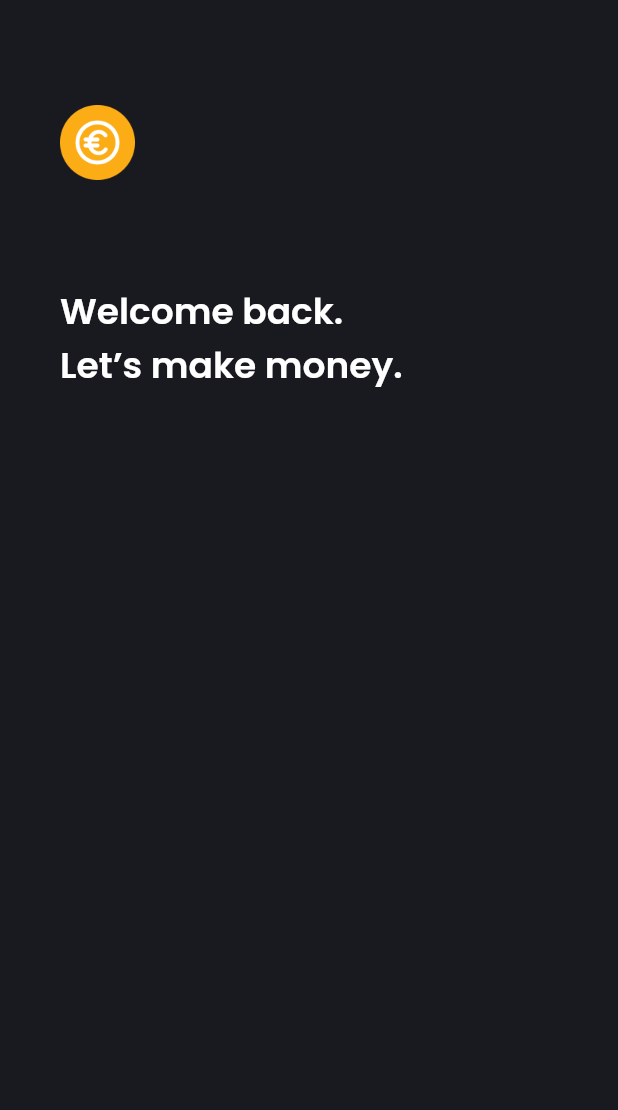
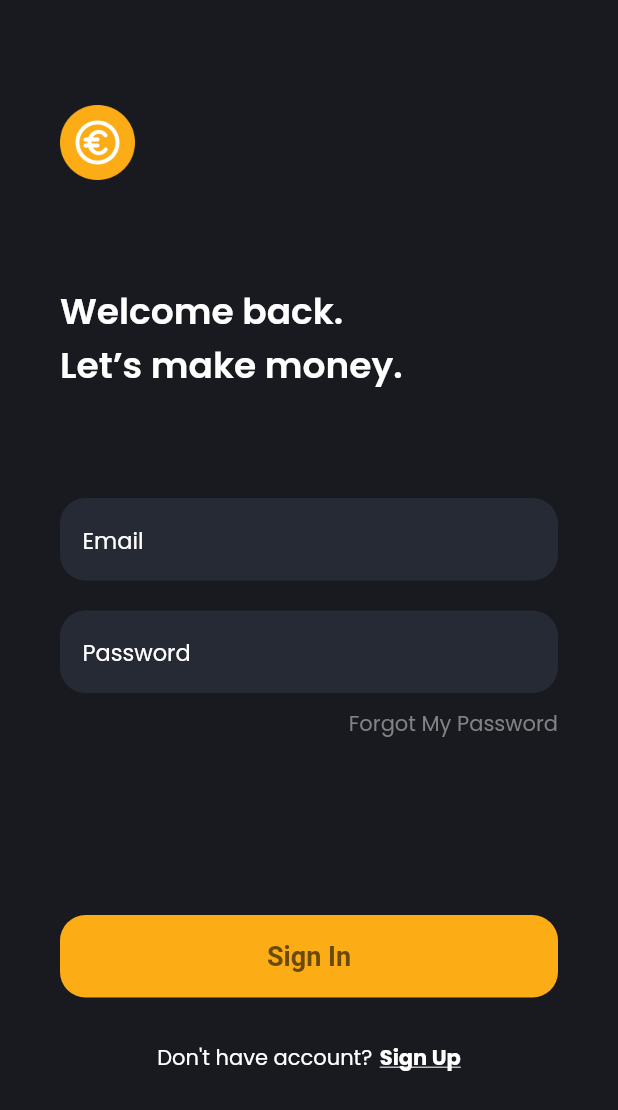
Before and after one commit to Revaldo11/SevenDay-Flutter-UI, a Flutter app: the screen it shows after launch, on a phone screen of 412 x 824 dp. Shown: the top 1110 px of the screen. Run offline on Flutter 3.47's test engine with Material 2 defaults, Android fonts, the phone set to English and light mode, and no system bars; our stand-ins replace google_fonts.

Commit message:
add first login screen

```diff
--- a/lib/pages/first_sign_in.dart
+++ b/lib/pages/first_sign_in.dart
@@ -30,14 +30,124 @@ class FirstSignIN extends StatelessWidget {
       );
     }
 
+    Widget formField() {
+      return Container(
+        margin: const EdgeInsets.only(top: 70),
+        width: double.infinity,
+        child: Column(
+          children: [
+            Container(
+              padding: const EdgeInsets.only(top: 4, left: 15, bottom: 0),
+              height: 55,
+              decoration: BoxDecoration(
+                borderRadius: BorderRadius.circular(17),
+                color: const Color(0xff262A34),
+              ),
+              child: TextField(
+                style: whiteTextColor,
+                decoration: InputDecoration(
+                  border: InputBorder.none,
+                  hintText: 'Email',
+                  hintStyle: whiteTextColor.copyWith(
+                    fontSize: 15,
+                  ),
+                ),
+              ),
+            ),
+            const SizedBox(height: 20),
+            Container(
+              padding: const EdgeInsets.only(top: 4, left: 15, bottom: 0),
+              height: 55,
+              decoration: BoxDecoration(
+                borderRadius: BorderRadius.circular(17),
+                color: const Color(0xff262A34),
+              ),
+              child: TextField(
+                style: whiteTextColor,
+                decoration: InputDecoration(
+                  border: InputBorder.none,
+                  hintText: 'Password',
+                  hintStyle: whiteTextColor.copyWith(fontSize: 15),
+                ),
+              ),
+            ),
+            const SizedBox(height: 10),
+            Container(
+              width: double.infinity,
+              child: Text(
+                'Forgot My Password',
+                style: secondaryTextColor,
+                textAlign: TextAlign.right,
+              ),
+            )
+          ],
+        ),
+      );
+    }
+
+    Widget buttonSignin() {
+      return Column(
+        children: [
+          Container(
+            margin: const EdgeInsets.only(top: 117),
+            height: 55,
+            width: double.infinity,
+            decoration: BoxDecoration(
+              color: const Color(0xffFCAC15),
+              borderRadius: BorderRadius.circular(17),
+            ),
+            child: TextButton(
+              onPressed: () {},
+              child: const Text(
+                'Sign In',
+                style: TextStyle(
+                  color: Color(0xff6B4909),
+                  fontSize: 18,
+                  fontWeight: FontWeight.w600,
+                ),
+              ),
+            ),
+          ),
+          const SizedBox(height: 30),
+          Container(
+            width: double.infinity,
+            child: Row(
+              mainAxisAlignment: MainAxisAlignment.center,
+              children: [
+                Text(
+                  'Don\'t have account?',
+                  style: whiteTextColor,
+                ),
+                const SizedBox(width: 5),
+                GestureDetector(
+                  onTap: () {},
+                  child: Text(
+                    'Sign Up',
+                    style: whiteTextColor.copyWith(
+                      fontWeight: FontWeight.bold,
+                      decoration: TextDecoration.underline,
+                    ),
+                  ),
+                ),
+              ],
+            ),
+          )
+        ],
+      );
+    }
+
     return Scaffold(
       backgroundColor: const Color(0xff181A20),
-      body: Container(
-        margin: const EdgeInsets.symmetric(horizontal: 40),
-        child: Column(
-          children: [
-            header(),
-          ],
+      body: SingleChildScrollView(
+        child: Container(
+          margin: const EdgeInsets.symmetric(horizontal: 40),
+          child: Column(
+            children: [
+              header(),
+              formField(),
+              buttonSignin(),
+            ],
+          ),
         ),
       ),
     );
```
